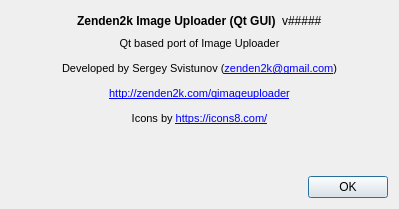
zenden2k/image-uploader, file Source/qimageuploader/Gui/ui/AboutDialog.ui: the form before one commit.
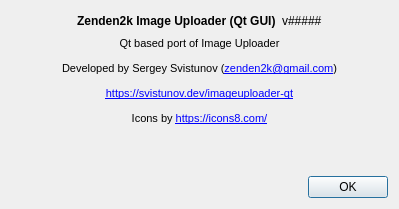
The form after the commit.

Commit message: Fixed building of dependencies with different VS runtime (/MT, /MD) Update conan.cmake qimageuploader: fixed compilation

The edit to the form file:
```diff
--- a/Source/qimageuploader/Gui/ui/AboutDialog.ui
+++ b/Source/qimageuploader/Gui/ui/AboutDialog.ui
@@ -76,7 +76,7 @@
 &lt;/style&gt;&lt;/head&gt;&lt;body style=&quot; font-family:'MS Shell Dlg 2'; font-size:8pt; font-weight:400; font-style:normal;&quot;&gt;
 &lt;p style=&quot; margin-top:12px; margin-bottom:12px; margin-left:0px; margin-right:0px; -qt-block-indent:0; text-indent:0px;&quot;&gt;Qt based port of Image Uploader&lt;/p&gt;
 &lt;p style=&quot; margin-top:12px; margin-bottom:12px; margin-left:0px; margin-right:0px; -qt-block-indent:0; text-indent:0px;&quot;&gt;Developed by Sergey Svistunov (&lt;a href=&quot;mailto:zenden2k@gmail.com&quot;&gt;&lt;span style=&quot; text-decoration: underline; color:#0000ff;&quot;&gt;zenden2k@gmail.com&lt;/span&gt;&lt;/a&gt;)&lt;/p&gt;
-&lt;p style=&quot; margin-top:12px; margin-bottom:12px; margin-left:0px; margin-right:0px; -qt-block-indent:0; text-indent:0px;&quot;&gt;&lt;a href=&quot;http://zenden2k.com/qimageuploader&quot;&gt;&lt;span style=&quot; text-decoration: underline; color:#0000ff;&quot;&gt;http://zenden2k.com/qimageuploader&lt;/span&gt;&lt;/a&gt;&lt;/p&gt;
+&lt;p style=&quot; margin-top:12px; margin-bottom:12px; margin-left:0px; margin-right:0px; -qt-block-indent:0; text-indent:0px;&quot;&gt;&lt;a href=&quot;https://svistunov.dev/imageuploader-qt&quot;&gt;&lt;span style=&quot; text-decoration: underline; color:#0000ff;&quot;&gt;https://svistunov.dev/imageuploader-qt&lt;/span&gt;&lt;/a&gt;&lt;/p&gt;
 &lt;p style=&quot; margin-top:12px; margin-bottom:12px; margin-left:0px; margin-right:0px; -qt-block-indent:0; text-indent:0px;&quot;&gt;Icons by &lt;a href=&quot;https://icons8.com/&quot;&gt;&lt;span style=&quot; text-decoration: underline; color:#0000ff;&quot;&gt;https://icons8.com/&lt;/span&gt;&lt;/a&gt;&lt;br /&gt;&lt;/p&gt;&lt;/body&gt;&lt;/html&gt;</string>
      </property>
      <property name="alignment">
```
The commit also changes 16 other files.
